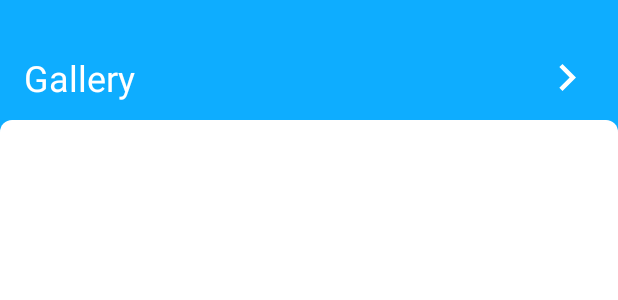
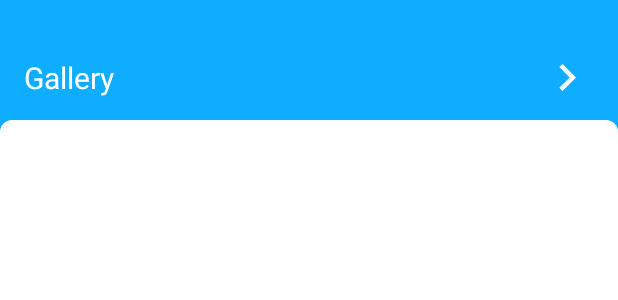
Before and after one commit to martinrzg/Snapnotes, an Android app: the layout fragment_gallery.xml on its own in the app's theme, with its tools: preview values and no code run, on a phone screen of 412 x 824 dp. Shown: the top 300 px of the screen. Run offline under Robolectric (Android 15) with nearby library versions, the phone set to English and light mode, and no system bars.

Commit message:
Fix margins and paddings

```diff
--- a/app/src/main/res/layout/fragment_gallery.xml
+++ b/app/src/main/res/layout/fragment_gallery.xml
@@ -17,7 +17,7 @@
         android:id="@+id/rvGallery"
         android:layout_width="match_parent"
         android:layout_height="match_parent"
-        android:layout_marginTop="96dp"
+        android:layout_marginTop="80dp"
         android:layout_marginStart="16dp"
         android:layout_marginEnd="16dp"
         android:layout_marginBottom="16dp"
@@ -38,7 +38,7 @@
             android:layout_height="wrap_content"
             android:text="Gallery"
             android:textColor="@color/white"
-            android:textSize="24sp"
+            android:textSize="20sp"
             android:layout_gravity="center_vertical"
             />
 
```
